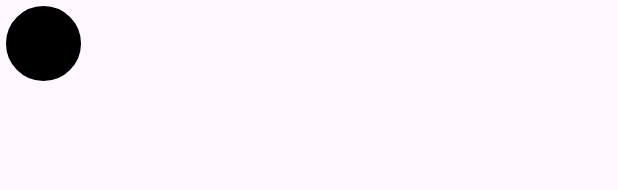
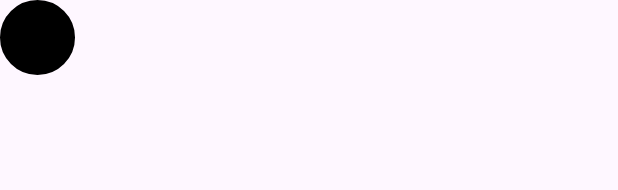
Before and after one commit to PauHPMCBR/8DMusicPlayer, an Android app: the layout popup_item.xml on its own in the app's theme, with its tools: preview values and no code run, on a phone screen of 412 x 824 dp. Shown: the top 190 px of the screen. Run offline under Robolectric (Android 15) with nearby library versions, the phone set to English and light mode, and no system bars.

Commit message:
Fix threading errors and now unable to place sound outside of circle

```diff
--- a/app/src/main/java/com/pmb/musicplayer/player/AudioSource.java
+++ b/app/src/main/java/com/pmb/musicplayer/player/AudioSource.java
@@ -108,7 +108,7 @@ public class AudioSource {
 
         automaticallyRotate = false;
         angle = (float) Math.atan2(relY, relX);
-        radius = (float) (MAX_RADIUS * Math.sqrt(relX*relX + relY*relY)*2);
+        radius = Math.min((float) (MAX_RADIUS * Math.sqrt(relX*relX + relY*relY)*2), MAX_RADIUS);
 
         updateCirclePosition(angle, radius);
         OpenALManager.updateSourcePosition(filePath, angle, radius, height);
@@ -157,6 +157,7 @@ public class AudioSource {
             while (playStatus == PlayStatus.PLAYING) {
                 currentPlaybackPosition = OpenALManager.getPlaybackPosition(filePath);
                 if (currentPlaybackPosition < 0 || currentPlaybackPosition >= audioDuration) {
+                    //HERE
                     playbackManager.stopSource(filePath);
                     break;
                 }
--- a/app/src/main/java/com/pmb/musicplayer/player/SourceSelect.java
+++ b/app/src/main/java/com/pmb/musicplayer/player/SourceSelect.java
@@ -52,8 +52,7 @@ public class SourceSelect {
             @Override
             public RecyclerView.ViewHolder onCreateViewHolder(@NonNull ViewGroup parent, int viewType) {
                 View view = LayoutInflater.from(parent.getContext()).inflate(R.layout.popup_item, parent, false);
-                return new RecyclerView.ViewHolder(view) {
-                }; //?
+                return new RecyclerView.ViewHolder(view) {};
             }
 
             @Override
--- a/app/src/main/res/layout/popup_item.xml
+++ b/app/src/main/res/layout/popup_item.xml
@@ -3,5 +3,4 @@
     xmlns:android="http://schemas.android.com/apk/res/android"
     android:layout_width="50dp"
     android:layout_height="50dp"
-    style="@style/CircleButtonStyle"
-    android:layout_margin="4dp" />
+    style="@style/CircleButtonStyle" />
```
Also changed, not shown: app/src/main/java/com/pmb/musicplayer/player/PlaybackManager.java (+11 -4 lines).
